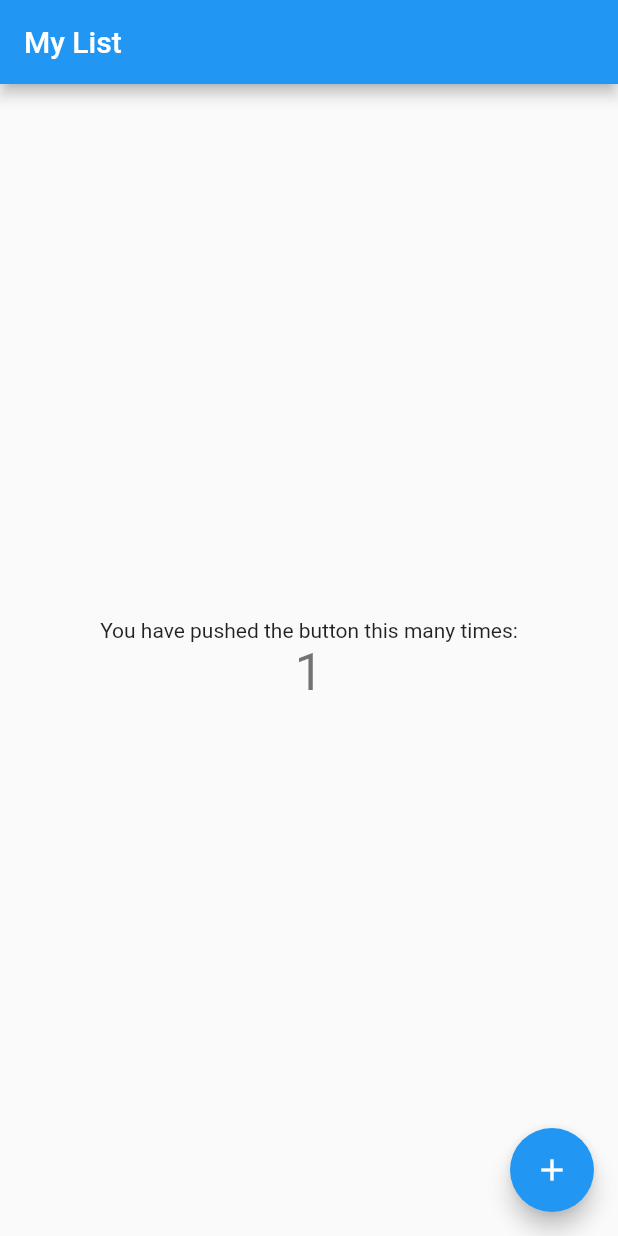
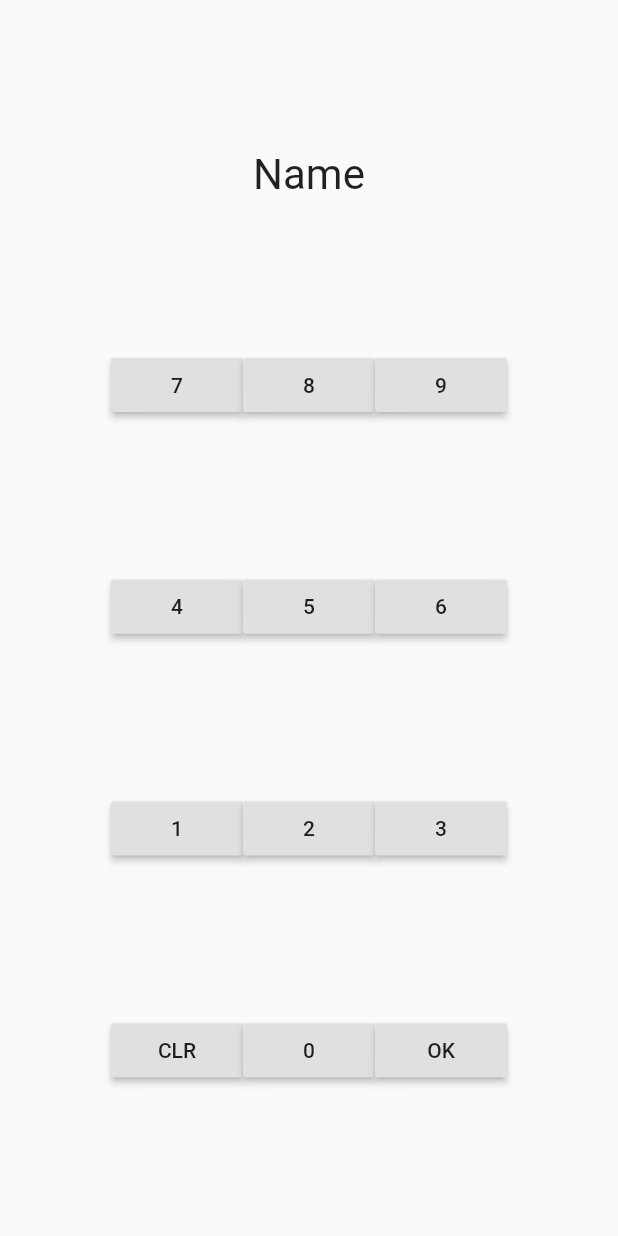
Before and after one commit to SuphasitC/My_List_App, a Flutter app: the screen it shows after launch, after a tap on the "add" icon, on a phone screen of 412 x 824 dp. Run offline on Flutter 3.47's test engine with Material 2 defaults, Android fonts, the phone set to English and light mode, and no system bars.

Commit message:
in class finish

```diff
--- /dev/null
+++ b/lib/config/routes.dart
@@ -0,0 +1,5 @@
+class AppRoutes {
+  static const home = '/';
+  static const edit = '/edit';
+  static const showScore = '/show_score';
+}
--- a/lib/main.dart
+++ b/lib/main.dart
@@ -1,4 +1,9 @@
 import 'package:flutter/material.dart';
+import 'package:my_list_score/config/routes.dart';
+// import 'package:my_list_score/presentation/for_passing.dart';
+import 'package:my_list_score/presentation/home_screen.dart';
+import 'package:my_list_score/presentation/edit.dart';
+import 'package:my_list_score/presentation/show_score.dart';
 
 void main() {
   runApp(MyApp());
@@ -8,63 +13,28 @@ class MyApp extends StatelessWidget {
   @override
   Widget build(BuildContext context) {
     return MaterialApp(
-      title: 'Flutter Demo',
+      debugShowCheckedModeBanner: false,
+      title: 'MyList App',
+      routes: {
+        AppRoutes.home: (context) => HomeScreen(),
+        AppRoutes.edit: (context) => Edit(),
+        AppRoutes.showScore: (context) => ShowScore(),
+      },
       theme: ThemeData(
         visualDensity: VisualDensity.adaptivePlatformDensity,
       ),
-      home: MyHomePage(title: 'My List'),
+      // onGenerateRoute: _registerRouteWithParameters,
     );
   }
 }
 
-class MyHomePage extends StatefulWidget {
-  MyHomePage({Key key, this.title}) : super(key: key);
-  final String title;
-
-  @override
-  _MyHomePageState createState() => _MyHomePageState();
-}
-
-class MyList {
-  String _name;
-  int _score;
-  MyList(this._name, this._score);
-}
-
-class _MyHomePageState extends State<MyHomePage> {
-  int _counter = 0;
-
-  void _incrementCounter() {
-    setState(() {
-      _counter++;
-    });
-  }
-
-  @override
-  Widget build(BuildContext context) {
-    return Scaffold(
-      appBar: AppBar(
-        title: Text(widget.title),
-      ),
-      body: Center(
-        child: Column(
-          mainAxisAlignment: MainAxisAlignment.center,
-          children: <Widget>[
-            Text(
-              'You have pushed the button this many times:',
-            ),
-            Text(
-              '$_counter',
-              style: Theme.of(context).textTheme.headline4,
-            ),
-          ],
-        ),
-      ),
-      floatingActionButton: FloatingActionButton(
-        onPressed: _incrementCounter,
-        tooltip: 'Increment',
-        child: Icon(Icons.add),
-      ),
-    );
-  }
-}
+// Route _registerRouteWithParameters(RouteSettings settings) {
+//   if (settings.name == AppRoutes.edit) {
+//     return MaterialPageRoute(builder: (context) {
+//       ForDisplay parameter = settings.arguments;
+//       return PageDisplayText(
+//         title: parameter.text,
+//       );
+//     });
+//   }
+// }
--- /dev/null
+++ b/lib/presentation/edit.dart
@@ -0,0 +1,88 @@
+import 'package:flutter/material.dart';
+import 'package:my_list_score/config/routes.dart';
+
+class Edit extends StatelessWidget {
+  @override
+  Widget build(BuildContext context) {
+    return Scaffold(
+      body: Center(
+        child: Column(
+          mainAxisAlignment: MainAxisAlignment.spaceEvenly,
+          children: [
+            Row(
+              mainAxisAlignment: MainAxisAlignment.center,
+              children: <Widget>[
+                Text(
+                  "Name",
+                  textScaleFactor: 2.0,
+                ),
+                // TextField(
+                //   decoration: InputDecoration(
+                //       border: InputBorder.none,
+                //       hintText: 'Enter a search term'),
+                // ),
+              ],
+            ),
+            Row(mainAxisAlignment: MainAxisAlignment.center, children: <Widget>[
+              RaisedButton(
+                onPressed: () => {},
+                child: Text("7"),
+              ),
+              RaisedButton(
+                onPressed: () => {},
+                child: Text("8"),
+              ),
+              RaisedButton(
+                onPressed: () => {},
+                child: Text("9"),
+              ),
+            ]),
+            Row(mainAxisAlignment: MainAxisAlignment.center, children: <Widget>[
+              RaisedButton(
+                onPressed: () => {},
+                child: Text("4"),
+              ),
+              RaisedButton(
+                onPressed: () => {},
+                child: Text("5"),
+              ),
+              RaisedButton(
+                onPressed: () => {},
+                child: Text("6"),
+              ),
+            ]),
+            Row(mainAxisAlignment: MainAxisAlignment.center, children: <Widget>[
+              RaisedButton(
+                onPressed: () => {},
+                child: Text("1"),
+              ),
+              RaisedButton(
+                onPressed: () => {},
+                child: Text("2"),
+              ),
+              RaisedButton(
+                onPressed: () => {},
+                child: Text("3"),
+              ),
+            ]),
+            Row(mainAxisAlignment: MainAxisAlignment.center, children: <Widget>[
+              RaisedButton(
+                onPressed: () => {},
+                child: Text("CLR"),
+              ),
+              RaisedButton(
+                onPressed: () => {},
+                child: Text("0"),
+              ),
+              RaisedButton(
+                onPressed: () =>
+                    {Navigator.of(context).pushNamed(AppRoutes.home)},
+                child: Text("OK"),
+              ),
+            ])
+          ],
+        ),
+      ),
+    );
+  }
+}
--- /dev/null
+++ b/lib/presentation/home_screen.dart
@@ -0,0 +1,71 @@
+import 'package:flutter/material.dart';
+import 'package:my_list_score/config/routes.dart';
+import 'package:my_list_score/presentation/for_passing.dart';
+
+class Person {
+  final String _name;
+  final int _score;
+  Person(this._name, this._score);
+}
+
+class HomeScreen extends StatelessWidget {
+  List<Person> mock = [
+    Person("Em", 100),
+    Person("Aff", 90),
+    Person("Yong", 80),
+    Person("Leo", 75)
+  ];
+  @override
+  Widget build(BuildContext context) {
+    return Scaffold(
+      appBar: AppBar(
+        title: Text("My List"),
+      ),
+      body: ListView(
+        children: <Widget>[
+          Card(
+              child: ListTile(
+            title: Text(mock[0]._name),
+            trailing: Text(
+              mock[0]._score.toString(),
+              textScaleFactor: 2.0,
+            ),
+            onTap: () => {Navigator.of(context).pushNamed(AppRoutes.showScore)},
+          )),
+          Card(
+              child: ListTile(
+            title: Text(mock[1]._name),
+            trailing: Text(
+              mock[1]._score.toString(),
+              textScaleFactor: 2.0,
+            ),
+            onTap: () => {Navigator.of(context).pushNamed(AppRoutes.showScore)},
+          )),
+          Card(
+              child: ListTile(
+            title: Text(mock[2]._name),
+            trailing: Text(
+              mock[2]._score.toString(),
+              textScaleFactor: 2.0,
+            ),
+            onTap: () => {Navigator.of(context).pushNamed(AppRoutes.showScore)},
+          )),
+          Card(
+              child: ListTile(
+            title: Text(mock[3]._name),
+            trailing: Text(
+              mock[3]._score.toString(),
+              textScaleFactor: 2.0,
+            ),
+            onTap: () => {Navigator.of(context).pushNamed(AppRoutes.showScore)},
+          )),
+        ],
+      ),
+      floatingActionButton: FloatingActionButton(
+        onPressed: () => {Navigator.of(context).pushNamed(AppRoutes.edit)},
+        tooltip: 'Increment',
+        child: Icon(Icons.add),
+      ),
+    );
+  }
+}
```
Also changed, not shown: lib/presentation/for_passing.dart (added, +26 -0 lines), lib/presentation/show_score.dart (added, +30 -0 lines).
